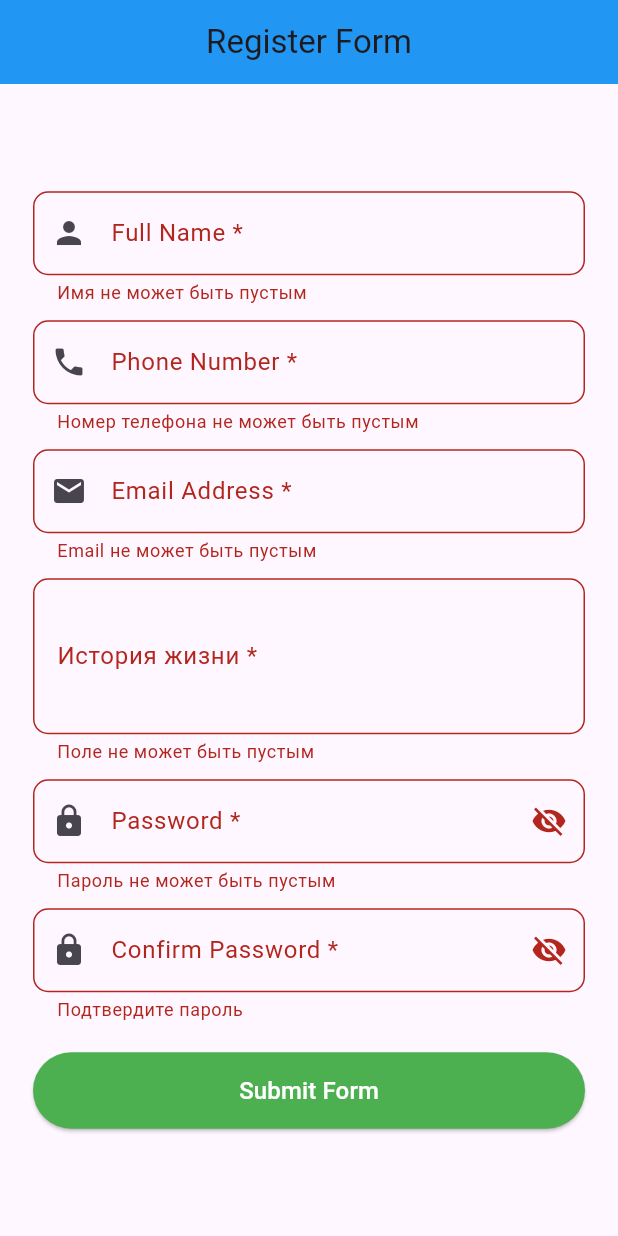
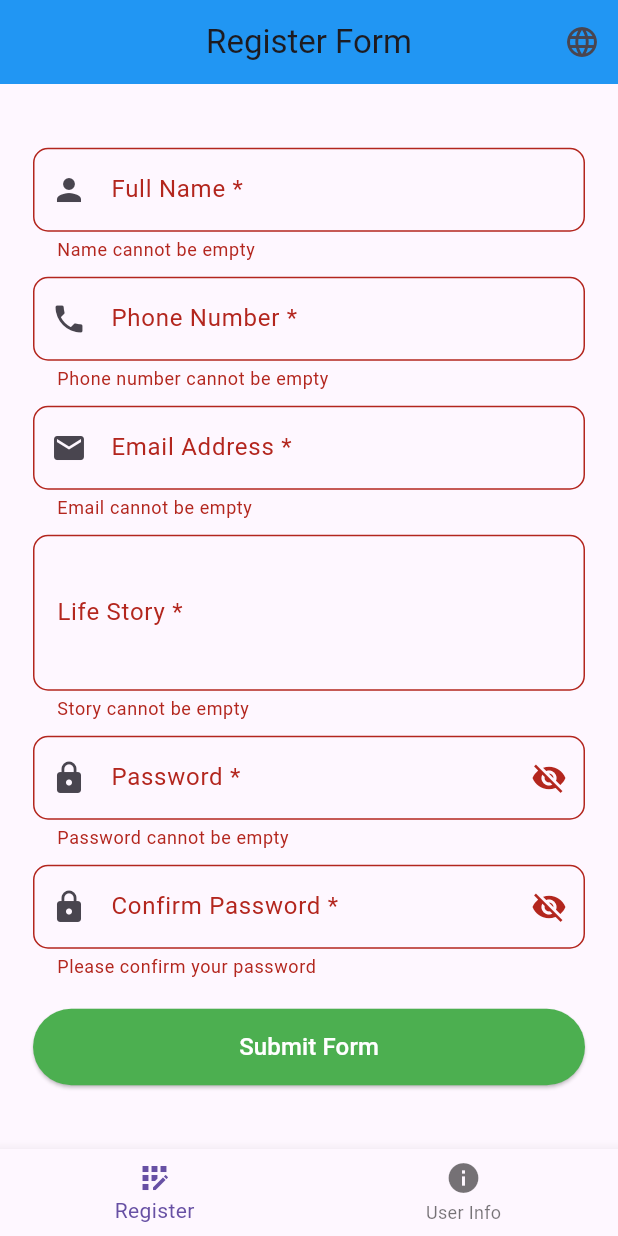
Before and after one commit to Erkanat09/lab_6, a Flutter app: the screen it shows after launch, after a tap on "Submit Form", on a phone screen of 412 x 824 dp. Run offline on Flutter 3.47's test engine with Material 3 defaults, Android fonts, the phone set to English and light mode, and no system bars; our stand-ins replace easy_localization.

Commit message:
first commit

```diff
--- /dev/null
+++ b/assets/translations/en.json
@@ -0,0 +1,23 @@
+{
+    "register_form": "Register Form",
+    "full_name": "Full Name *",
+    "phone_number": "Phone Number *",
+    "email": "Email Address *",
+    "life_story": "Life Story *",
+    "password": "Password *",
+    "confirm_password": "Confirm Password *",
+    "submit_form": "Submit Form",
+    "name_empty": "Name cannot be empty",
+    "name_min_words": "Minimum 2 words",
+    "phone_invalid": "Only digits allowed.",
+    "phone_empty": "Phone number cannot be empty",
+    "email_empty": "Email cannot be empty",
+    "email_invalid": "Must contain @",
+    "story_empty": "Story cannot be empty",
+    "story_min_words": "Story must have at least 20 words",
+    "password_empty": "Password cannot be empty",
+    "password_short": "Password must be at least 6 characters",
+    "confirm_empty": "Please confirm your password",
+    "passwords_no_match": "Passwords do not match",
+    "story_hint": "Minimum 20 words"
+  }
--- a/lib/main.dart
+++ b/lib/main.dart
@@ -1,20 +1,46 @@
 import 'package:flutter/material.dart';
-import 'pages/registration_page.dart';
+import 'package:flutter_localizations/flutter_localizations.dart';
+import 'package:easy_localization/easy_localization.dart';
 
-void main() {
-  runApp(const MyApp());
+import 'pages/home_page.dart';
+
+void main() async {
+  WidgetsFlutterBinding.ensureInitialized();
+  await EasyLocalization.ensureInitialized();
+
+  runApp(
+    EasyLocalization(
+      supportedLocales: [
+        Locale('en'),
+        Locale('ru'),
+      ],
+      path: 'assets/translations', // Путь к файлам локализации
+      fallbackLocale: Locale('en'),
+      child: const MyApp(),
+    ),
+  );
 }
 
 class MyApp extends StatelessWidget {
-  const MyApp({Key? key}) : super(key: key);
+  const MyApp({super.key});
 
   @override
   Widget build(BuildContext context) {
     return MaterialApp(
+      title: 'Registration App',
       debugShowCheckedModeBanner: false,
-      title: 'Registration App',
-      theme: ThemeData(primarySwatch: Colors.blue),
-      home: const RegistrationPage(),
+      localizationsDelegates: [
+        GlobalMaterialLocalizations.delegate,
+        GlobalWidgetsLocalizations.delegate,
+        GlobalCupertinoLocalizations.delegate,
+        EasyLocalization.of(context)!.delegate, // Получаем делегат локализации через контекст
+      ],
+      supportedLocales: [
+        Locale('en'),
+        Locale('ru'),
+      ],
+      locale: context.locale, // Устанавливаем локаль
+      home: const HomePage(),
     );
   }
 }
--- /dev/null
+++ b/lib/pages/home_page.dart
@@ -0,0 +1,48 @@
+import 'package:flutter/material.dart';
+import 'registration_page.dart';
+import 'user_info_page.dart';
+import '../model/user.dart';
+
+class HomePage extends StatefulWidget {
+  const HomePage({super.key});
+
+  @override
+  State<HomePage> createState() => _HomePageState();
+}
+
+class _HomePageState extends State<HomePage> {
+  int _currentIndex = 0;
+
+  // временный пользователь
+  User dummyUser = User(
+    name: "N/A",
+    phone: "N/A",
+    email: "N/A",
+    story: "N/A",
+  );
+
+  @override
+  Widget build(BuildContext context) {
+    final pages = [
+      RegistrationPage(onUserRegistered: (user) {
+        setState(() {
+          dummyUser = user;
+          _currentIndex = 1;
+        });
+      }),
+      UserInfoPage(userInfo: dummyUser),
+    ];
+
+    return Scaffold(
+      body: pages[_currentIndex],
+      bottomNavigationBar: BottomNavigationBar(
+        currentIndex: _currentIndex,
+        onTap: (index) => setState(() => _currentIndex = index),
+        items: const [
+          BottomNavigationBarItem(icon: Icon(Icons.app_registration), label: "Register"),
+          BottomNavigationBarItem(icon: Icon(Icons.info), label: "User Info"),
+        ],
+      ),
+    );
+  }
+}
--- a/lib/pages/registration_page.dart
+++ b/lib/pages/registration_page.dart
@@ -1,9 +1,11 @@
 import 'package:flutter/material.dart';
 import 'package:registration_app/model/user.dart';
-import 'user_info_page.dart';
+import 'package:easy_localization/easy_localization.dart';
 
 class RegistrationPage extends StatefulWidget {
-  const RegistrationPage({Key? key}) : super(key: key);
+  final void Function(User) onUserRegistered;
+
+  const RegistrationPage({Key? key, required this.onUserRegistered}) : super(key: key);
 
   @override
   _RegistrationPageState createState() => _RegistrationPageState();
@@ -25,9 +27,18 @@ class _RegistrationPageState extends State<RegistrationPage> {
   Widget build(BuildContext context) {
     return Scaffold(
       appBar: AppBar(
-        title: const Text('Register Form'),
+        title: Text('register_form'.tr()),
         backgroundColor: Colors.blue,
         centerTitle: true,
+        actions: [
+          IconButton(
+            icon: const Icon(Icons.language),
+            onPressed: () {
+              final newLocale = context.locale.languageCode == 'en' ? const Locale('ru') : const Locale('en');
+              context.setLocale(newLocale);
+            },
+          )
+        ],
       ),
       body: Center(
         child: SingleChildScrollView(
@@ -42,14 +53,14 @@ class _RegistrationPageState extends State<RegistrationPage> {
                   children: [
                     _buildTextField(
                       controller: _nameController,
-                      label: "Full Name *",
+                      label: "full_name".tr(),
                       icon: Icons.person,
                       validator: (value) {
                         if (value == null || value.trim().isEmpty) {
-                          return "Имя не может быть пустым";
+                          return "name_empty".tr();
                         }
                         if (value.trim().split(RegExp(r'\s+')).length < 2) {
-                          return "Минимум 2 слова";
+                          return "name_min_words".tr();
                         }
                         return null;
                       },
@@ -57,38 +68,38 @@ class _RegistrationPageState extends State<RegistrationPage> {
                     const SizedBox(height: 10),
                     _buildTextField(
                       controller: _phoneController,
-                      label: "Phone Number *",
+                      label: "phone_number".tr(),
                       icon: Icons.phone,
                       keyboardType: TextInputType.phone,
                       validator: (value) {
-                        if (value!.isEmpty) return "Номер телефона не может быть пустым";
-                        if (!RegExp(r'^[0-9]+$').hasMatch(value)) return "Разрешены только цифры.";
+                        if (value!.isEmpty) return "phone_empty".tr();
+                        if (!RegExp(r'^[0-9]+\$').hasMatch(value)) return "phone_invalid".tr();
                         return null;
                       },
                     ),
                     const SizedBox(height: 10),
                     _buildTextField(
                       controller: _emailController,
-                      label: "Email Address *",
+                      label: "email".tr(),
                       icon: Icons.email,
                       keyboardType: TextInputType.emailAddress,
                       validator: (value) {
-                        if (value == null || value.trim().isEmpty) return "Email не может быть пустым";
-                        if (!RegExp(r'^[^@]+@[^@]+\.[^@]+').hasMatch(value)) return "Без @ нельзя";
+                        if (value == null || value.trim().isEmpty) return "email_empty".tr();
+                        if (!RegExp(r'^[^@]+@[^@]+\.[^@]+').hasMatch(value)) return "email_invalid".tr();
                         return null;
                       },
                     ),
                     const SizedBox(height: 10),
                     _buildMultilineTextField(
                       controller: _storyController,
-                      label: "История жизни *",
-                      helperText: "Минимум 20 слов",
+                      label: "life_story".tr(),
+                      helperText: "story_hint".tr(),
                       validator: (value) {
                         if (value == null || value.trim().isEmpty) {
-                          return "Поле не может быть пустым";
+                          return "story_empty".tr();
                         }
                         if (value.trim().split(RegExp(r'\s+')).length < 20) {
-                          return "История жизни должна содержать хотя бы 20 слов";
+                          return "story_min_words".tr();
                         }
                         return null;
                       },
@@ -96,7 +107,7 @@ class _RegistrationPageState extends State<RegistrationPage> {
                     const SizedBox(height: 10),
                     _buildPasswordField(
                       controller: _passwordController,
-                      label: "Password *",
+                      label: "password".tr(),
                       obscureText: _obscurePassword,
                       onToggle: () {
                         setState(() {
@@ -107,7 +118,7 @@ class _RegistrationPageState extends State<RegistrationPage> {
                     const SizedBox(height: 10),
                     _buildPasswordField(
                       controller: _confirmPasswordController,
-                      label: "Confirm Password *",
+                      label: "confirm_password".tr(),
                       obscureText: _obscureConfirmPassword,
                       onToggle: () {
                         setState(() {
@@ -115,8 +126,8 @@ class _RegistrationPageState extends State<RegistrationPage> {
                         });
                       },
                       validator: (value) {
-                        if (value!.isEmpty) return "Подтвердите пароль";
-                        if (value != _passwordController.text) return "Пароли не совпадают";
+                        if (value!.isEmpty) return "confirm_empty".tr();
+                        if (value != _passwordController.text) return "passwords_no_match".tr();
                         return null;
                       },
                     ),
@@ -136,15 +147,10 @@ class _RegistrationPageState extends State<RegistrationPage> {
                               email: _emailController.text,
                               story: _storyController.text,
                             );
-                            Navigator.push(
-                              context,
-                              MaterialPageRoute(
-                                builder: (context) => UserInfoPage(userInfo: newUser),
-                              ),
-                            );
+                            widget.onUserRegistered(newUser);
                           }
                         },
-                        child: const Text("Submit Form", style: TextStyle(fontSize: 16, color: Colors.white)),
+                        child: Text("submit_form".tr(), style: const TextStyle(fontSize: 16, color: Colors.white)),
                       ),
                     ),
                   ],
@@ -196,8 +202,8 @@ class _RegistrationPageState extends State<RegistrationPage> {
         border: OutlineInputBorder(borderRadius: BorderRadius.circular(10)),
       ),
       validator: validator ?? (value) {
-        if (value!.isEmpty) return "Пароль не может быть пустым";
-        if (value.length < 6) return "Пароль должен быть длиной не менее 6 символов.";
+        if (value!.isEmpty) return "password_empty".tr();
+        if (value.length < 6) return "password_short".tr();
         return null;
       },
     );
```
Also changed, not shown: assets/translations/ru.json (added, +23 -0 lines), pubspec.yaml (+8 -0 lines), pubspec.lock, 1 other file.
